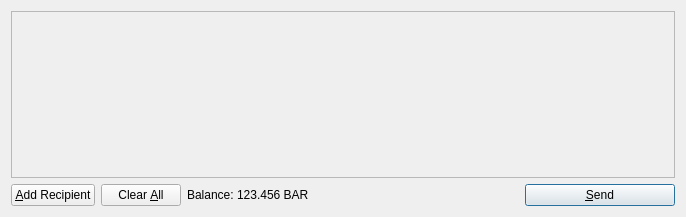
This is src/qt/forms/sendcoinsdialog.ui in vizcoin/vizcoin as Qt 5 draws it before an edit. The edited form follows.
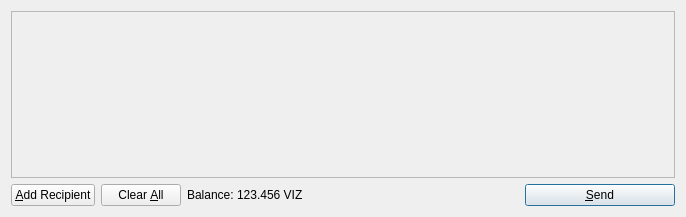
This is the edited form. Icons and pictures are not drawn.

Patch:
```diff
--- a/src/qt/forms/sendcoinsdialog.ui
+++ b/src/qt/forms/sendcoinsdialog.ui
@@ -119,7 +119,7 @@
           <cursorShape>IBeamCursor</cursorShape>
          </property>
          <property name="text">
-          <string>123.456 BAR</string>
+          <string>123.456 VIZ</string>
          </property>
          <property name="textInteractionFlags">
           <set>Qt::LinksAccessibleByMouse|Qt::TextSelectableByKeyboard|Qt::TextSelectableByMouse</set>
```
